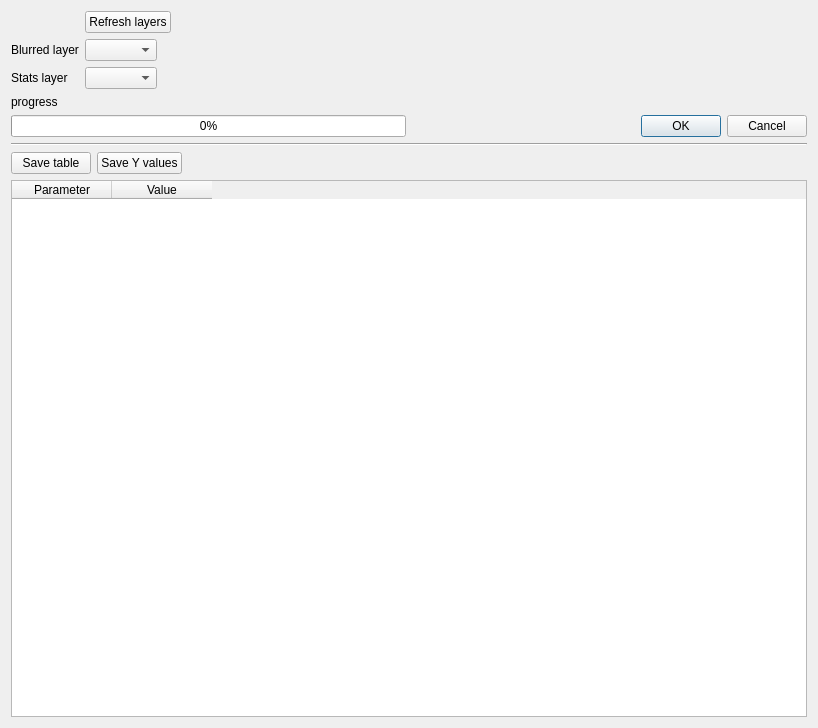
This is ui/stats.ui in Gustry/Blurring as Qt 5 draws it before an edit. The edited form follows.
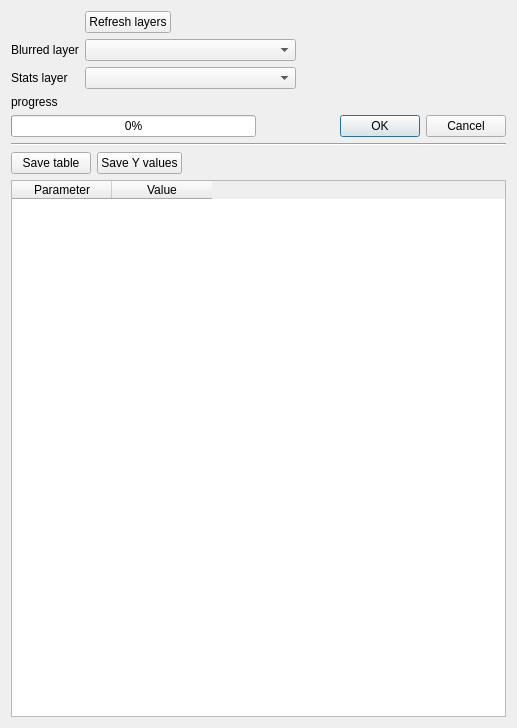
This is the edited form. Icons and pictures are not drawn.

Commit message: update combobox size

Patch:
```diff
--- a/ui/stats.ui
+++ b/ui/stats.ui
@@ -6,7 +6,7 @@
    <rect>
     <x>0</x>
     <y>0</y>
-    <width>818</width>
+    <width>517</width>
     <height>728</height>
    </rect>
   </property>
@@ -37,7 +37,7 @@
        </property>
       </widget>
      </item>
-     <item row="2" column="0">
+     <item row="3" column="0">
       <widget class="QLabel" name="label_2">
        <property name="text">
         <string>Stats layer</string>
@@ -45,16 +45,41 @@
       </widget>
      </item>
      <item row="1" column="1">
+      <layout class="QHBoxLayout" name="horizontalLayout_4">
+       <item>
       <widget class="QComboBox" name="comboBox_blurredLayer">
+         <property name="sizePolicy">
+          <sizepolicy hsizetype="Expanding" vsizetype="Fixed">
+           <horstretch>0</horstretch>
+           <verstretch>0</verstretch>
+          </sizepolicy>
+         </property>
        <property name="sizeAdjustPolicy">
         <enum>QComboBox::AdjustToContentsOnFirstShow</enum>
        </property>
       </widget>
      </item>
-     <item row="2" column="1">
+       <item>
+        <spacer name="horizontalSpacer_2">
+         <property name="orientation">
+          <enum>Qt::Horizontal</enum>
+         </property>
+         <property name="sizeHint" stdset="0">
+          <size>
+           <width>40</width>
+           <height>20</height>
+          </size>
+         </property>
+        </spacer>
+       </item>
+      </layout>
+     </item>
+     <item row="3" column="1">
+      <layout class="QHBoxLayout" name="horizontalLayout_5">
+       <item>
       <widget class="QComboBox" name="comboBox_statsLayer">
        <property name="sizePolicy">
-        <sizepolicy hsizetype="Maximum" vsizetype="Fixed">
+          <sizepolicy hsizetype="MinimumExpanding" vsizetype="Fixed">
          <horstretch>0</horstretch>
          <verstretch>0</verstretch>
         </sizepolicy>
@@ -63,6 +88,21 @@
         <enum>QComboBox::AdjustToContentsOnFirstShow</enum>
        </property>
       </widget>
+       </item>
+       <item>
+        <spacer name="horizontalSpacer_3">
+         <property name="orientation">
+          <enum>Qt::Horizontal</enum>
+         </property>
+         <property name="sizeHint" stdset="0">
+          <size>
+           <width>40</width>
+           <height>20</height>
+          </size>
+         </property>
+        </spacer>
+       </item>
+      </layout>
      </item>
     </layout>
    </item>
```
Lines whose indentation alone changed are shown as unchanged. The commit also changes 4 other files.
